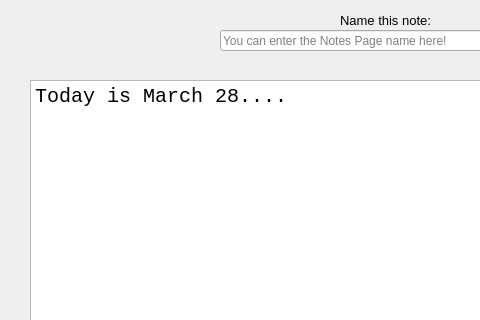
GreenSystemDuy08/TL-C4K-PTI01, file PTI/SPCK/GUI/editNote1.ui: the form before one commit; both pictures show x 0 to 480 and y 0 to 320 of the 751 by 525 pixel window.
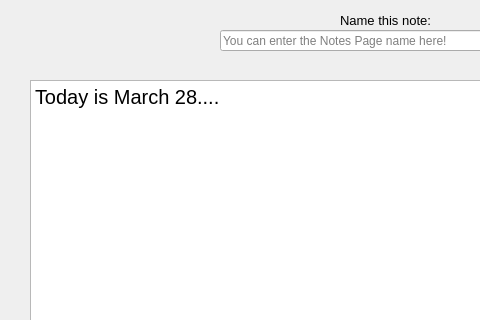
The form after the commit.

```diff
--- a/PTI/SPCK/GUI/editNote1.ui
+++ b/PTI/SPCK/GUI/editNote1.ui
@@ -59,7 +59,7 @@
     </property>
     <property name="font">
      <font>
-      <family>Consolas</family>
+      <family>Tahoma</family>
       <pointsize>15</pointsize>
      </font>
     </property>
```
